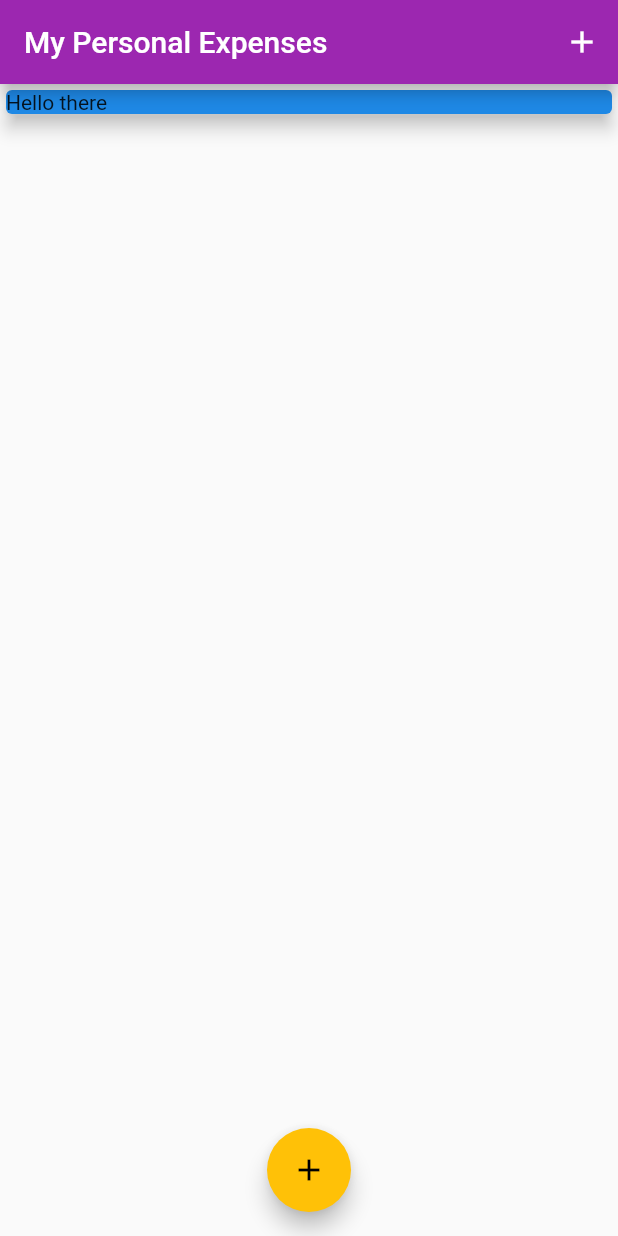
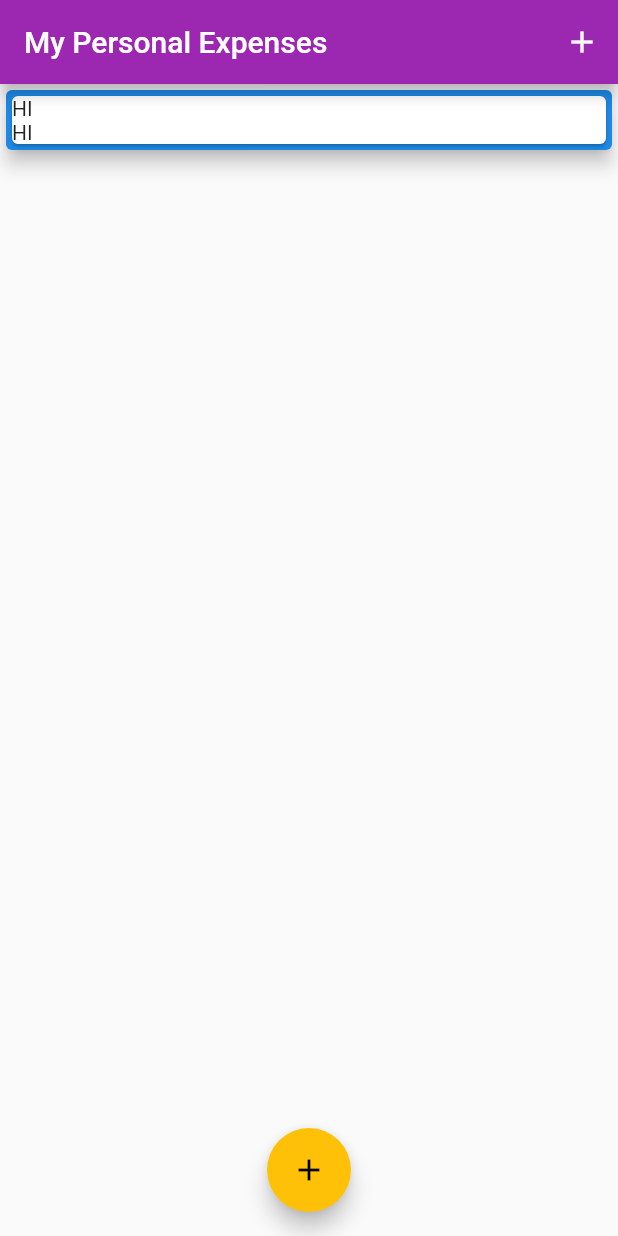
Before and after one commit to AtharvaSune/Personal-Expenses-Flutter, a Flutter app: the screen it shows after launch, on a phone screen of 412 x 824 dp. Run offline on Flutter 3.47's test engine with Material 2 defaults, Android fonts, the phone set to English and light mode, and no system bars.

Commit message:
Chart Started

```diff
--- a/lib/main.dart
+++ b/lib/main.dart
@@ -1,7 +1,10 @@
 import 'package:flutter/material.dart';
-import 'models/transaction.dart';
+
 import 'widgets/add-transaction.dart';
 import 'widgets/transaction-list.dart';
+import 'widgets/chart.dart';
+
+import 'models/transaction.dart';
 
 void main() {
   runApp(MyApp());
@@ -27,6 +30,18 @@ class MyHomePage extends StatefulWidget {
 
 class _MyHomePageState extends State<MyHomePage> {
   final List<Transaction> _userTransactions = [];
+
+  List<Transaction> get _recentTransactions {
+    return _userTransactions.where((element) {
+      return element.date.isAfter(
+        DateTime.now().subtract(
+          Duration(
+            days: 7,
+          ),
+        ),
+      );
+    }).toList();
+  }
 
   void _onPressed(String title, double amount) {
     final Transaction newTx = Transaction(
@@ -72,7 +87,7 @@ class _MyHomePageState extends State<MyHomePage> {
               width: double.infinity,
               child: Card(
                 color: Colors.blue[600],
-                child: Text("Hello there"),
+                child: Chart(_recentTransactions),
                 elevation: 5,
               ),
             ),
--- /dev/null
+++ b/lib/widgets/chart.dart
@@ -0,0 +1,60 @@
+import 'package:flutter/material.dart';
+import '../models/transaction.dart';
+
+class Chart extends StatelessWidget {
+  final List<Transaction> recentTransactions;
+
+  Chart(this.recentTransactions);
+
+  String _getDay(DateTime day) {
+    const dayMap = {
+      "1": "Mon",
+      "2": "Tue",
+      "3": "Wed",
+      "4": "Thu",
+      "5": "Fri",
+      "6": "Sat",
+      "7": "Sun"
+    };
+
+    return dayMap[day.weekday.toString()];
+  }
+
+  List<Map<String, Object>> get weeklyTransactionList {
+    return List.generate(7, (index) {
+      final weekDay = DateTime.now().subtract(
+        Duration(
+          days: index,
+        ),
+      );
+      double totalSum = 0;
+
+      for (var i = 0; i < recentTransactions.length; i++) {
+        var currTransaction = recentTransactions[i];
+
+        if (currTransaction.date.weekday == weekDay.weekday &&
+            currTransaction.date.month == weekDay.month &&
+            currTransaction.date.year == weekDay.year) {
+          totalSum += currTransaction.amount;
+        }
+      }
+
+      return {
+        "day": _getDay(weekDay),
+        "amount": totalSum,
+      };
+    });
+  }
+
+  @override
+  Widget build(BuildContext context) {
+    var recentTransaction = weeklyTransactionList;
+
+    print(recentTransaction);
+
+    return Card(
+        child: Row(children: <Widget>[
+      Column(children: <Widget>[Text("HI"), Container(), Text("HI")])
+    ]));
+  }
+}
--- a/lib/widgets/transaction-list.dart
+++ b/lib/widgets/transaction-list.dart
@@ -1,5 +1,5 @@
 import 'package:flutter/material.dart';
-import 'package:PersonalExpenses/models/transaction.dart';
+import '../models/transaction.dart';
 import 'package:flutter/rendering.dart';
 
 class TransactionList extends StatelessWidget {
```
